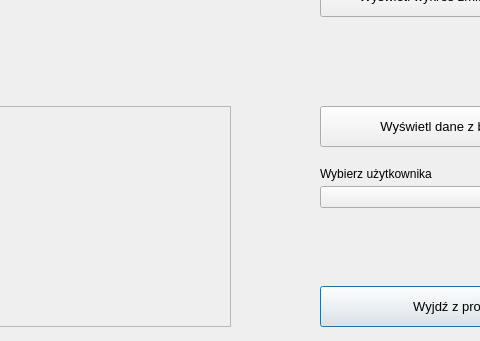
The window that interface.ui (Landerer/Program-wspomagajacy-analize-nagran-termograficznych) describes before a commit, drawn with Qt 5; both pictures show x 280 to 760 and y 264 to 605 of the 914 by 605 pixel window.
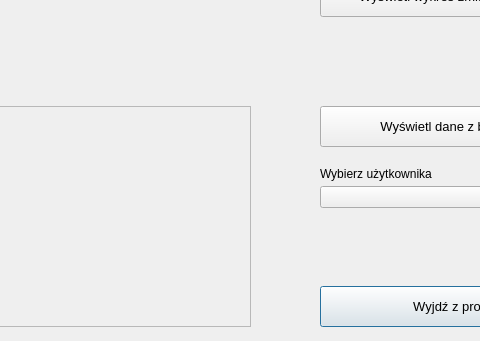
The same window after the commit.

Commit message: Wyświetlanie danych użytkownika

```diff
--- a/interface.ui
+++ b/interface.ui
@@ -211,7 +211,7 @@
     <rect>
      <x>20</x>
      <y>370</y>
-     <width>491</width>
+     <width>511</width>
      <height>221</height>
     </rect>
    </property>
```
Left out of the diff: 2 changed lines with no effect on the pictures. The commit also changes 2 other files.
